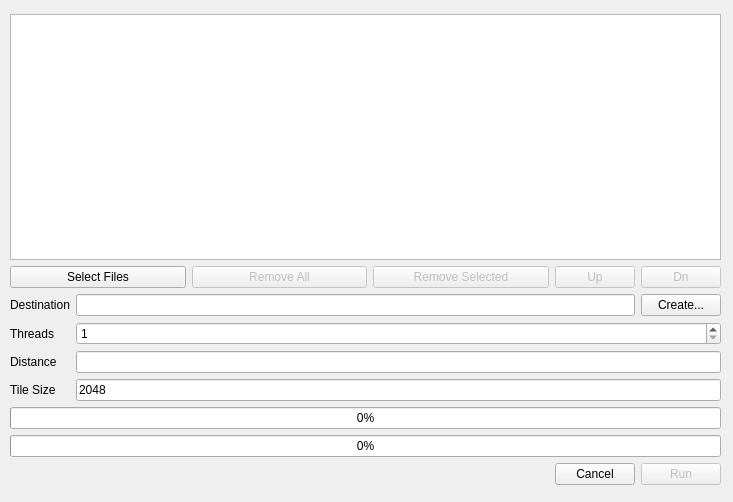
Old version of the form src/apps/mosaic.ui in the repository zxgdll/geotools.
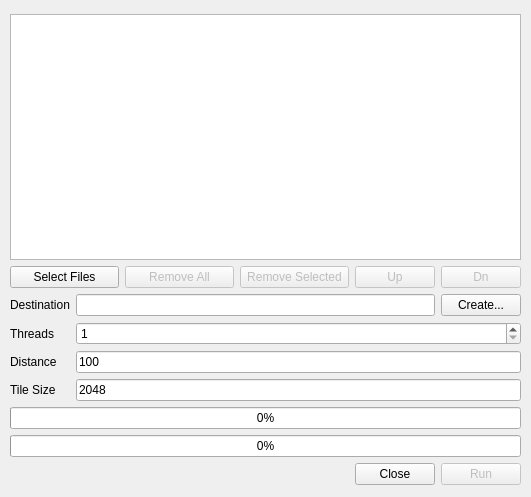
New version of the form.

Patch:
```diff
--- a/src/apps/mosaic.ui
+++ b/src/apps/mosaic.ui
@@ -6,8 +6,8 @@
    <rect>
     <x>0</x>
     <y>0</y>
-    <width>733</width>
-    <height>502</height>
+    <width>531</width>
+    <height>497</height>
    </rect>
   </property>
   <property name="windowTitle">
@@ -18,7 +18,7 @@
     <rect>
      <x>10</x>
      <y>14</y>
-     <width>711</width>
+     <width>511</width>
      <height>471</height>
     </rect>
    </property>
@@ -42,10 +42,16 @@
            <widget class="QPushButton" name="btnSelectFiles">
             <property name="sizePolicy">
              <sizepolicy hsizetype="Minimum" vsizetype="Fixed">
-              <horstretch>1</horstretch>
+              <horstretch>2</horstretch>
               <verstretch>0</verstretch>
              </sizepolicy>
             </property>
+            <property name="minimumSize">
+             <size>
+              <width>0</width>
+              <height>0</height>
+             </size>
+            </property>
             <property name="text">
              <string>Select Files</string>
             </property>
@@ -61,7 +67,7 @@
             </property>
             <property name="sizePolicy">
              <sizepolicy hsizetype="Minimum" vsizetype="Fixed">
-              <horstretch>1</horstretch>
+              <horstretch>2</horstretch>
               <verstretch>0</verstretch>
              </sizepolicy>
             </property>
@@ -77,7 +83,7 @@
             </property>
             <property name="sizePolicy">
              <sizepolicy hsizetype="Minimum" vsizetype="Fixed">
-              <horstretch>1</horstretch>
+              <horstretch>2</horstretch>
               <verstretch>0</verstretch>
              </sizepolicy>
             </property>
@@ -94,6 +100,12 @@
             <property name="enabled">
              <bool>false</bool>
             </property>
+            <property name="sizePolicy">
+             <sizepolicy hsizetype="Minimum" vsizetype="Fixed">
+              <horstretch>1</horstretch>
+              <verstretch>0</verstretch>
+             </sizepolicy>
+            </property>
             <property name="text">
              <string>Up</string>
             </property>
@@ -179,6 +191,9 @@
             <property name="inputMask">
              <string>D0000</string>
             </property>
+            <property name="text">
+             <string>100</string>
+            </property>
            </widget>
           </item>
           <item row="3" column="1">
@@ -229,7 +244,7 @@
       <item>
        <widget class="QPushButton" name="btnCancel">
         <property name="text">
-         <string>Cancel</string>
+         <string>Close</string>
         </property>
        </widget>
       </item>
```
